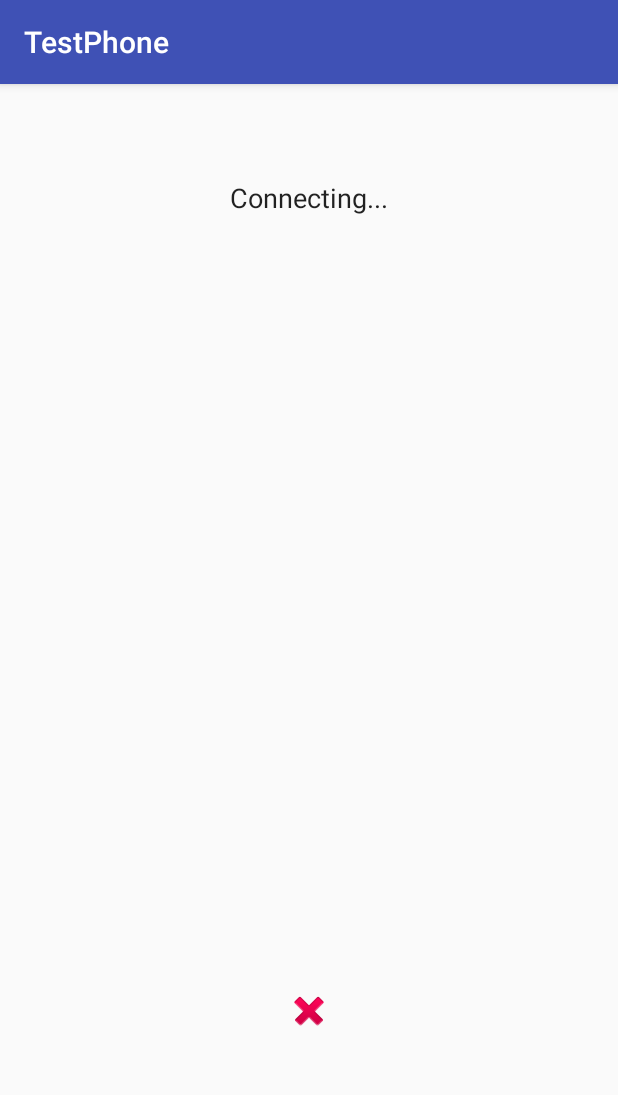
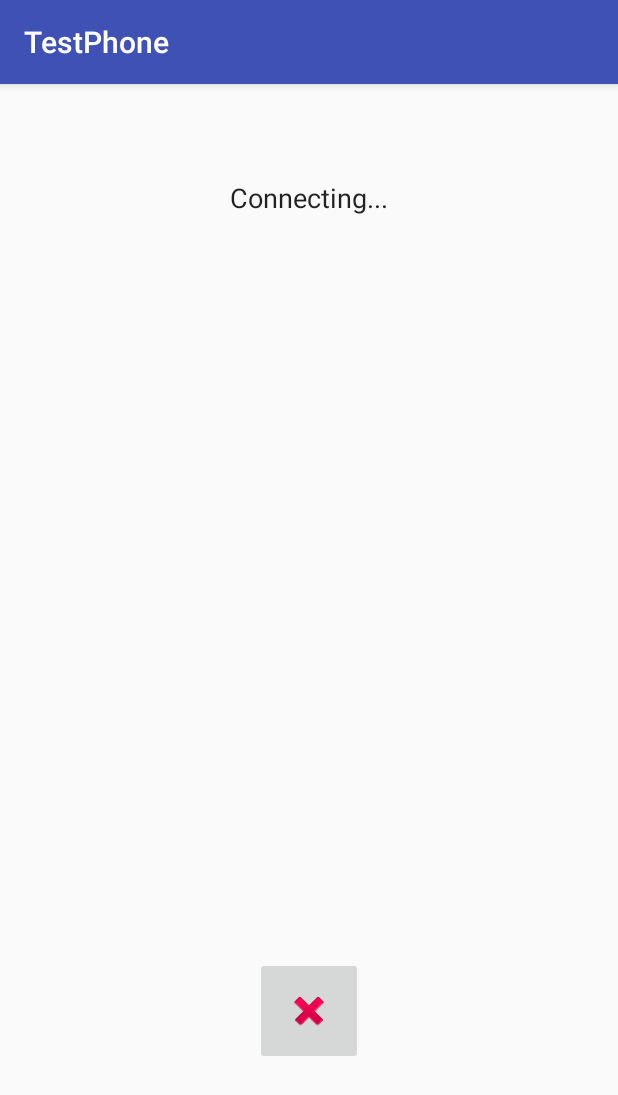
Before and after one commit to vlaushkin/testphone, an Android app: the CallActivity screen opened directly, with no data from a screen before it, on a phone screen of 412 x 824 dp. Shown: the top 1095 px of the screen. Run offline under Robolectric (Android 15) with nearby library versions, the phone set to English and light mode, and no system bars; 2 statements that could not run were skipped.

```diff
--- a/app/src/main/java/com/laushkin/testphone/LoginActivity.java
+++ b/app/src/main/java/com/laushkin/testphone/LoginActivity.java
@@ -31,7 +31,7 @@ public class LoginActivity extends AppCompatActivity {
 
         Pair<String, String> creds = Utils.getCreds(this);
 
-        if (!getIntent().getAction().equals(ACTION_EDIT)) {
+        if (!ACTION_EDIT.equals(getIntent().getAction())) {
             if (creds != null) {
                 nextStep();
                 return;
--- a/app/src/main/java/com/laushkin/testphone/MainActivity.java
+++ b/app/src/main/java/com/laushkin/testphone/MainActivity.java
@@ -157,6 +157,7 @@ public class MainActivity extends AppCompatActivity implements PhoneClient.Conne
 
         if (id == R.id.action_logout) {
             Utils.clearCreds(this);
+            mPhoneClient.exit();
             startActivity(new Intent(this, LoginActivity.class));
             finish();
             return true;
--- a/app/src/main/java/com/laushkin/testphone/core/pjsip/PhoneApp.java
+++ b/app/src/main/java/com/laushkin/testphone/core/pjsip/PhoneApp.java
@@ -260,6 +260,7 @@ public class PhoneApp {
 
     public void deinit()
     {
+        Log.d("dbg", "deinit");
         String configPath = appDir + "/" + configName;
         saveConfig(configPath);
 
@@ -285,7 +286,10 @@ public class PhoneApp {
     }
 
     public void exit() {
+        accCfgs.clear();
+        accList.clear();
         deinit();
+
     }
 
     class LogWriter extends org.pjsip.pjsua2.LogWriter {
--- a/app/src/main/res/layout/activity_call.xml
+++ b/app/src/main/res/layout/activity_call.xml
@@ -34,9 +34,9 @@
         android:orientation="horizontal"
         android:id="@+id/incoming_layout">
 
-        <ImageView
+        <ImageButton
             android:layout_width="wrap_content"
-            android:layout_height="100dp"
+            android:layout_height="wrap_content"
             android:id="@+id/accept"
             android:layout_gravity="center"
             android:padding="20dp"
@@ -48,7 +48,7 @@
             android:layout_height="100dp"
             android:layout_weight="1"/>
 
-        <ImageView
+        <ImageButton
             android:layout_width="wrap_content"
             android:layout_height="wrap_content"
             android:id="@+id/decline"
@@ -68,7 +68,7 @@
         android:layout_marginBottom="100dp"
         android:id="@+id/call_controls_layout">
 
-        <ImageView
+        <ImageButton
             android:layout_width="wrap_content"
             android:layout_height="wrap_content"
             android:id="@+id/hangup"
```
Also changed, not shown: app/src/main/java/com/laushkin/testphone/CallActivity.java (line endings or trailing spaces).
